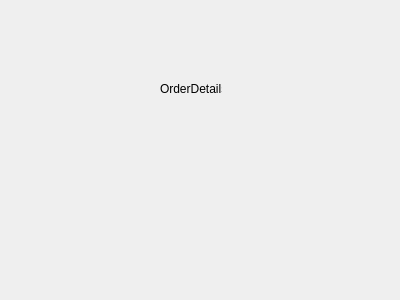
The window that src/view/orderdetailsview.ui (aidanMiklos/COMP3004FINAL) describes before a commit, drawn with Qt 5.
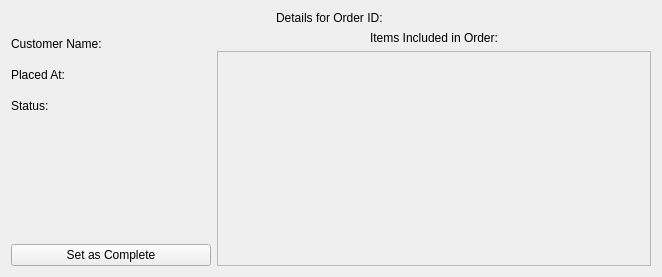
The same window after the commit.

The edit to the form file:
```diff
--- a/src/view/orderdetailsview.ui
+++ b/src/view/orderdetailsview.ui
@@ -6,26 +6,182 @@
    <rect>
     <x>0</x>
     <y>0</y>
-    <width>400</width>
-    <height>300</height>
+    <width>662</width>
+    <height>277</height>
    </rect>
   </property>
   <property name="windowTitle">
    <string>Form</string>
   </property>
-  <widget class="QLabel" name="label">
-   <property name="geometry">
-    <rect>
-     <x>160</x>
-     <y>80</y>
-     <width>62</width>
-     <height>17</height>
-    </rect>
-   </property>
-   <property name="text">
-    <string>OrderDetails</string>
-   </property>
-  </widget>
+  <layout class="QVBoxLayout" name="verticalLayout_2">
+   <item>
+    <layout class="QVBoxLayout" name="verticalLayout">
+     <item>
+      <widget class="QLabel" name="orderDetailsMainLbl">
+       <property name="sizePolicy">
+        <sizepolicy hsizetype="Preferred" vsizetype="Fixed">
+         <horstretch>0</horstretch>
+         <verstretch>0</verstretch>
+        </sizepolicy>
+       </property>
+       <property name="text">
+        <string>Details for Order ID: </string>
+       </property>
+       <property name="alignment">
+        <set>Qt::AlignCenter</set>
+       </property>
+      </widget>
+     </item>
+     <item>
+      <layout class="QHBoxLayout" name="horizontalLayout">
+       <item>
+        <layout class="QVBoxLayout" name="verticalLayout_3">
+         <item>
+          <widget class="QLabel" name="orderDetailsCustNameLbl">
+           <property name="sizePolicy">
+            <sizepolicy hsizetype="Preferred" vsizetype="Minimum">
+             <horstretch>0</horstretch>
+             <verstretch>0</verstretch>
+            </sizepolicy>
+           </property>
+           <property name="minimumSize">
+            <size>
+             <width>0</width>
+             <height>25</height>
+            </size>
+           </property>
+           <property name="text">
+            <string>Customer Name:</string>
+           </property>
+          </widget>
+         </item>
+         <item>
+          <widget class="QLabel" name="orderDetailsPlacedLbl">
+           <property name="sizePolicy">
+            <sizepolicy hsizetype="Preferred" vsizetype="Minimum">
+             <horstretch>0</horstretch>
+             <verstretch>0</verstretch>
+            </sizepolicy>
+           </property>
+           <property name="minimumSize">
+            <size>
+             <width>0</width>
+             <height>25</height>
+            </size>
+           </property>
+           <property name="text">
+            <string>Placed At:</string>
+           </property>
+          </widget>
+         </item>
+         <item>
+          <widget class="QLabel" name="orderDetailsStatusLbl">
+           <property name="sizePolicy">
+            <sizepolicy hsizetype="Preferred" vsizetype="Minimum">
+             <horstretch>0</horstretch>
+             <verstretch>0</verstretch>
+            </sizepolicy>
+           </property>
+           <property name="minimumSize">
+            <size>
+             <width>0</width>
+             <height>25</height>
+            </size>
+           </property>
+           <property name="baseSize">
+            <size>
+             <width>0</width>
+             <height>10000</height>
+            </size>
+           </property>
+           <property name="text">
+            <string>Status:</string>
+           </property>
+          </widget>
+         </item>
+         <item>
+          <spacer name="verticalSpacer">
+           <property name="orientation">
+            <enum>Qt::Vertical</enum>
+           </property>
+           <property name="sizeHint" stdset="0">
+            <size>
+             <width>20</width>
+             <height>40</height>
+            </size>
+           </property>
+          </spacer>
+         </item>
+         <item>
+          <widget class="QPushButton" name="orderDetailsCompleteBtn">
+           <property name="text">
+            <string>Set as Complete</string>
+           </property>
+          </widget>
+         </item>
+         <item>
+          <spacer name="horizontalSpacer">
+           <property name="orientation">
+            <enum>Qt::Horizontal</enum>
+           </property>
+           <property name="sizeType">
+            <enum>QSizePolicy::Fixed</enum>
+           </property>
+           <property name="sizeHint" stdset="0">
+            <size>
+             <width>200</width>
+             <height>0</height>
+            </size>
+           </property>
+          </spacer>
+         </item>
+        </layout>
+       </item>
+       <item>
+        <layout class="QVBoxLayout" name="verticalLayout_6">
+         <item>
+          <layout class="QVBoxLayout" name="verticalLayout_7">
+           <item>
+            <widget class="QLabel" name="orderDetailsItemsLbl">
+             <property name="text">
+              <string>Items Included in Order:</string>
+             </property>
+             <property name="alignment">
+              <set>Qt::AlignCenter</set>
+             </property>
+            </widget>
+           </item>
+           <item>
+            <widget class="QScrollArea" name="scrollArea">
+             <property name="widgetResizable">
+              <bool>true</bool>
+             </property>
+             <widget class="QWidget" name="scrollAreaWidgetContents">
+              <property name="geometry">
+               <rect>
+                <x>0</x>
+                <y>0</y>
+                <width>426</width>
+                <height>203</height>
+               </rect>
+              </property>
+              <layout class="QVBoxLayout" name="verticalLayout_9">
+               <item>
+                <layout class="QVBoxLayout" name="orderDetailsItemsEntriesCont"/>
+               </item>
+              </layout>
+             </widget>
+            </widget>
+           </item>
+          </layout>
+         </item>
+        </layout>
+       </item>
+      </layout>
+     </item>
+    </layout>
+   </item>
+  </layout>
  </widget>
  <resources/>
  <connections/>
```
